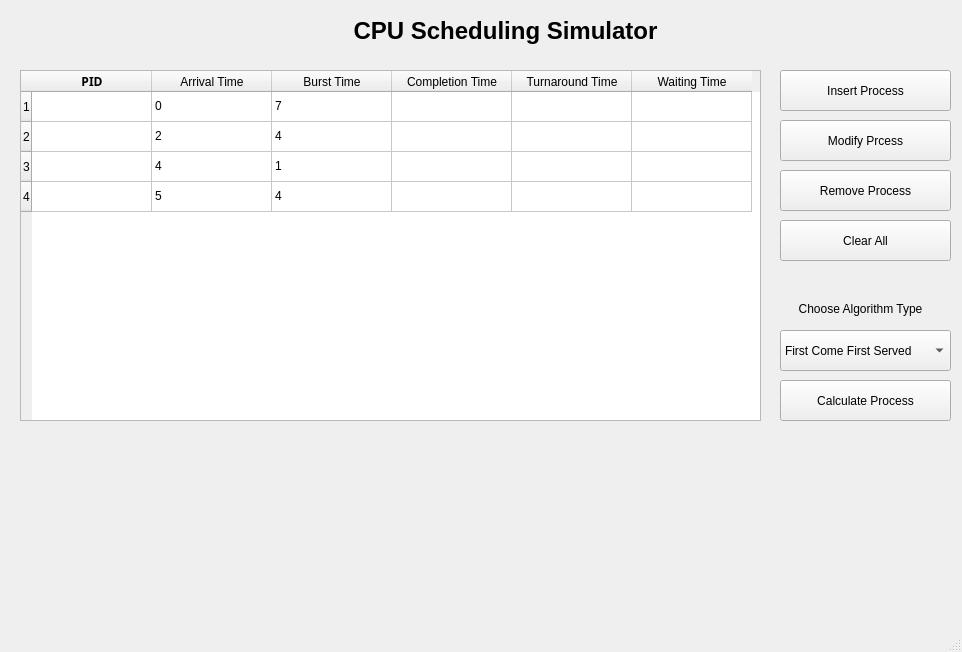
Old version of the form CPUSchedulingWindow.ui in the repository Osama-Gamal/CPU-Scheduling-Simulator.
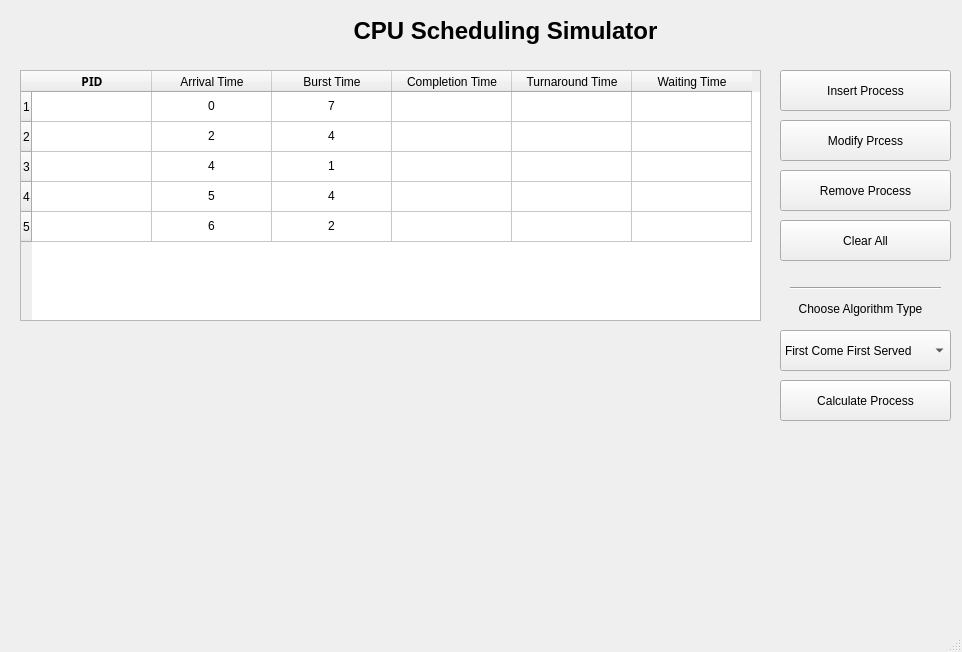
New version of the form.

The edit to the form file:
```diff
--- a/CPUSchedulingWindow.ui
+++ b/CPUSchedulingWindow.ui
@@ -29,7 +29,7 @@
       <x>20</x>
       <y>70</y>
       <width>741</width>
-      <height>351</height>
+      <height>251</height>
      </rect>
     </property>
     <property name="sizeAdjustPolicy">
@@ -45,7 +45,7 @@
      <bool>true</bool>
     </property>
     <property name="rowCount">
-     <number>4</number>
+     <number>5</number>
     </property>
     <property name="columnCount">
      <number>6</number>
@@ -93,6 +93,7 @@
     <row/>
     <row/>
     <row/>
+    <row/>
     <column>
      <property name="text">
       <string>PID</string>
@@ -139,41 +140,81 @@
      <property name="text">
       <string>0</string>
      </property>
+     <property name="textAlignment">
+      <set>AlignCenter</set>
+     </property>
     </item>
     <item row="0" column="2">
      <property name="text">
       <string>7</string>
      </property>
+     <property name="textAlignment">
+      <set>AlignCenter</set>
+     </property>
     </item>
     <item row="1" column="1">
      <property name="text">
       <string>2</string>
      </property>
+     <property name="textAlignment">
+      <set>AlignCenter</set>
+     </property>
     </item>
     <item row="1" column="2">
      <property name="text">
       <string>4</string>
      </property>
+     <property name="textAlignment">
+      <set>AlignCenter</set>
+     </property>
     </item>
     <item row="2" column="1">
      <property name="text">
       <string>4</string>
      </property>
+     <property name="textAlignment">
+      <set>AlignCenter</set>
+     </property>
     </item>
     <item row="2" column="2">
      <property name="text">
       <string>1</string>
      </property>
+     <property name="textAlignment">
+      <set>AlignCenter</set>
+     </property>
     </item>
     <item row="3" column="1">
      <property name="text">
       <string>5</string>
      </property>
+     <property name="textAlignment">
+      <set>AlignCenter</set>
+     </property>
     </item>
     <item row="3" column="2">
      <property name="text">
       <string>4</string>
      </property>
+     <property name="textAlignment">
+      <set>AlignCenter</set>
+     </property>
+    </item>
+    <item row="4" column="1">
+     <property name="text">
+      <string>6</string>
+     </property>
+     <property name="textAlignment">
+      <set>AlignCenter</set>
+     </property>
+    </item>
+    <item row="4" column="2">
+     <property name="text">
+      <string>2</string>
+     </property>
+     <property name="textAlignment">
+      <set>AlignCenter</set>
+     </property>
     </item>
    </widget>
    <widget class="QLabel" name="label">
@@ -320,13 +361,37 @@
     <property name="geometry">
      <rect>
       <x>20</x>
-      <y>430</y>
+      <y>330</y>
       <width>741</width>
-      <height>191</height>
+      <height>291</height>
      </rect>
     </property>
     <layout class="QVBoxLayout" name="plotBox"/>
    </widget>
+   <widget class="QWidget" name="verticalLayoutWidget_2">
+    <property name="geometry">
+     <rect>
+      <x>780</x>
+      <y>430</y>
+      <width>171</width>
+      <height>191</height>
+     </rect>
+    </property>
+    <layout class="QVBoxLayout" name="plotBox2"/>
+   </widget>
+   <widget class="Line" name="line">
+    <property name="geometry">
+     <rect>
+      <x>790</x>
+      <y>280</y>
+      <width>151</width>
+      <height>16</height>
+     </rect>
+    </property>
+    <property name="orientation">
+     <enum>Qt::Horizontal</enum>
+    </property>
+   </widget>
   </widget>
   <widget class="QStatusBar" name="statusbar"/>
  </widget>
```
